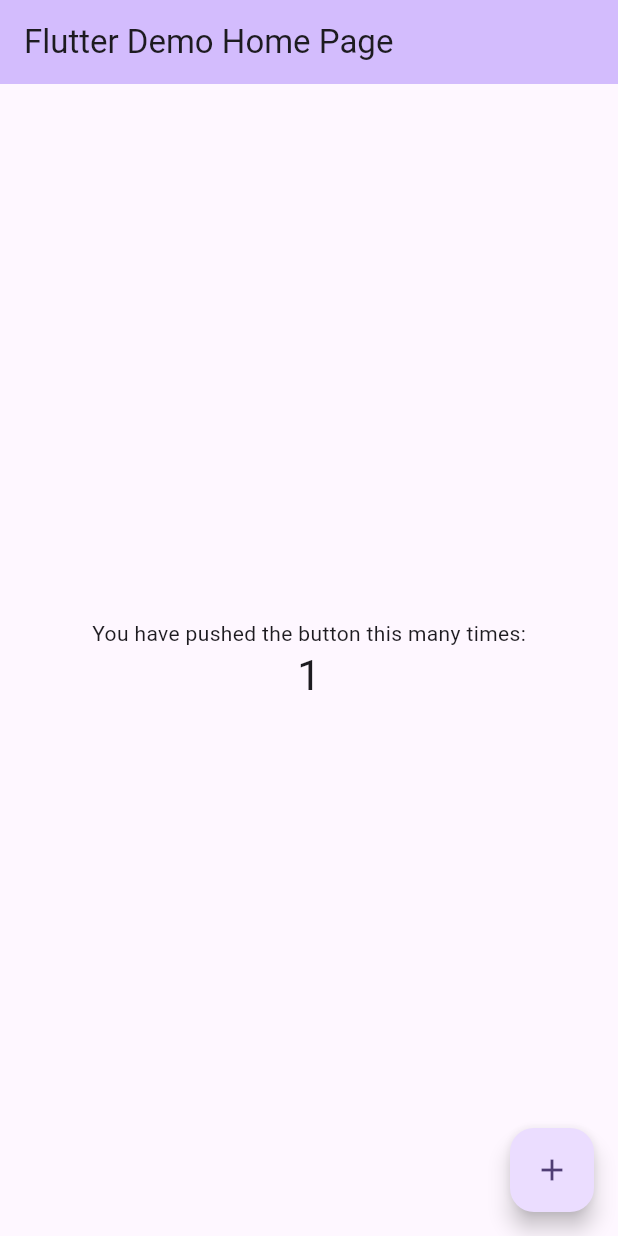
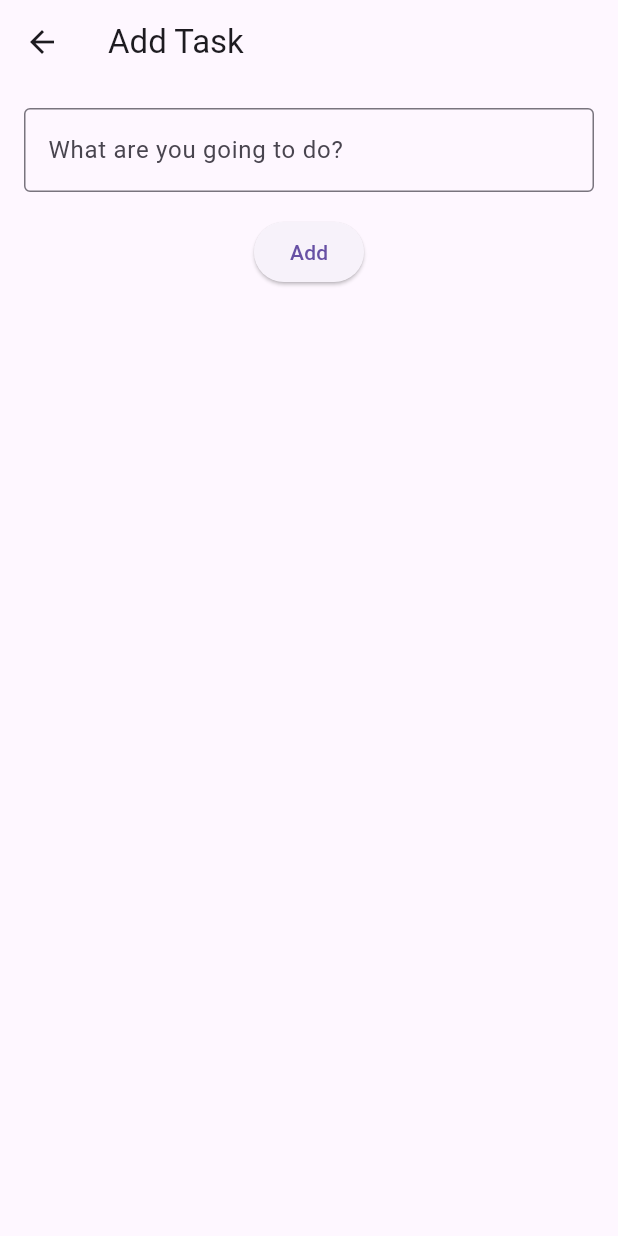
Before and after one commit to gu-tig333-ht24/gussjofle, a Flutter app: the screen it shows after launch, after a tap on the "add" icon, on a phone screen of 412 x 824 dp. Run offline on Flutter 3.47's test engine with Material 3 defaults, Android fonts, the phone set to English and light mode, and no system bars.

Commit message:
Ändringar för andra inlämningen

```diff
--- a/lib/main.dart
+++ b/lib/main.dart
@@ -7,119 +7,177 @@ void main() {
 class MyApp extends StatelessWidget {
   const MyApp({super.key});
 
-  // This widget is the root of your application.
   @override
   Widget build(BuildContext context) {
     return MaterialApp(
-      title: 'Flutter Demo',
+      title: 'To-Do List',
       theme: ThemeData(
-        // This is the theme of your application.
-        //
-        // TRY THIS: Try running your application with "flutter run". You'll see
-        // the application has a purple toolbar. Then, without quitting the app,
-        // try changing the seedColor in the colorScheme below to Colors.green
-        // and then invoke "hot reload" (save your changes or press the "hot
-        // reload" button in a Flutter-supported IDE, or press "r" if you used
-        // the command line to start the app).
-        //
-        // Notice that the counter didn't reset back to zero; the application
-        // state is not lost during the reload. To reset the state, use hot
-        // restart instead.
-        //
-        // This works for code too, not just values: Most code changes can be
-        // tested with just a hot reload.
-        colorScheme: ColorScheme.fromSeed(seedColor: Colors.deepPurple),
-        useMaterial3: true,
+        primarySwatch: Colors.blue,
       ),
-      home: const MyHomePage(title: 'Flutter Demo Home Page'),
+      home: const TodoListScreen(),
     );
   }
 }
 
-class MyHomePage extends StatefulWidget {
-  const MyHomePage({super.key, required this.title});
-
-  // This widget is the home page of your application. It is stateful, meaning
-  // that it has a State object (defined below) that contains fields that affect
-  // how it looks.
-
-  // This class is the configuration for the state. It holds the values (in this
-  // case the title) provided by the parent (in this case the App widget) and
-  // used by the build method of the State. Fields in a Widget subclass are
-  // always marked "final".
-
-  final String title;
+class TodoListScreen extends StatefulWidget {
+  const TodoListScreen({super.key});
 
   @override
-  State<MyHomePage> createState() => _MyHomePageState();
+  _TodoListScreenState createState() => _TodoListScreenState();
 }
 
-class _MyHomePageState extends State<MyHomePage> {
-  int _counter = 0;
+class Task {
+  String name;
+  bool isCompleted;
 
-  void _incrementCounter() {
+  Task(this.name, {this.isCompleted = false});
+}
+
+class _TodoListScreenState extends State<TodoListScreen> {
+  final List<Task> _tasks = [];
+  String _filter = 'All'; // Hantera filtreringen (All, Done, Undone)
+
+  void _addTask(String taskName) {
     setState(() {
-      // This call to setState tells the Flutter framework that something has
-      // changed in this State, which causes it to rerun the build method below
-      // so that the display can reflect the updated values. If we changed
-      // _counter without calling setState(), then the build method would not be
-      // called again, and so nothing would appear to happen.
-      _counter++;
+      _tasks.add(Task(taskName));
     });
+  }
+
+  void _toggleTaskCompletion(int index) {
+    setState(() {
+      _tasks[index].isCompleted = !_tasks[index].isCompleted;
+    });
+  }
+
+  void _deleteTask(int index) {
+    setState(() {
+      _tasks.removeAt(index);
+    });
+  }
+
+  List<Task> _getFilteredTasks() {
+    if (_filter == 'Done') {
+      return _tasks.where((task) => task.isCompleted).toList();
+    } else if (_filter == 'Undone') {
+      return _tasks.where((task) => !task.isCompleted).toList();
+    }
+    return _tasks; // Visa alla uppgifter
   }
 
   @override
   Widget build(BuildContext context) {
-    // This method is rerun every time setState is called, for instance as done
-    // by the _incrementCounter method above.
-    //
-    // The Flutter framework has been optimized to make rerunning build methods
-    // fast, so that you can just rebuild anything that needs updating rather
-    // than having to individually change instances of widgets.
     return Scaffold(
       appBar: AppBar(
-        // TRY THIS: Try changing the color here to a specific color (to
-        // Colors.amber, perhaps?) and trigger a hot reload to see the AppBar
-        // change color while the other colors stay the same.
-        backgroundColor: Theme.of(context).colorScheme.inversePrimary,
-        // Here we take the value from the MyHomePage object that was created by
-        // the App.build method, and use it to set our appbar title.
-        title: Text(widget.title),
+        title: const Text('To do'),
+        actions: [
+          IconButton(
+            icon: const Icon(Icons.add),
+            onPressed: () {
+              Navigator.push(
+                context,
+                MaterialPageRoute(
+                  builder: (context) => AddTaskScreen(onTaskAdded: _addTask),
+                ),
+              );
+            },
+          ),
+          PopupMenuButton<String>(
+            onSelected: (String result) {
+              setState(() {
+                _filter = result;
+              });
+            },
+            itemBuilder: (BuildContext context) => <PopupMenuEntry<String>>[
+              const PopupMenuItem<String>(
+                value: 'All',
+                child: Text('Show All'),
+              ),
+              const PopupMenuItem<String>(
+                value: 'Done',
+                child: Text('Show Done'),
+              ),
+              const PopupMenuItem<String>(
+                value: 'Undone',
+                child: Text('Show Undone'),
+              ),
+            ],
+          ),
+        ],
       ),
-      body: Center(
-        // Center is a layout widget. It takes a single child and positions it
-        // in the middle of the parent.
+      body: Column(
+        children: <Widget>[
+          Expanded(
+            child: ListView.builder(
+              itemCount: _getFilteredTasks().length,
+              itemBuilder: (context, index) {
+                final task = _getFilteredTasks()[index];
+                return ListTile(
+                  title: Text(
+                    task.name,
+                    style: TextStyle(
+                      decoration: task.isCompleted
+                          ? TextDecoration.lineThrough
+                          : TextDecoration.none,
+                    ),
+                  ),
+                  trailing: IconButton(
+                    icon: const Icon(Icons.delete),
+                    onPressed: () {
+                      _deleteTask(index);
+                    },
+                  ),
+                  leading: Checkbox(
+                    value: task.isCompleted,
+                    onChanged: (bool? value) {
+                      _toggleTaskCompletion(index);
+                    },
+                  ),
+                );
+              },
+            ),
+          ),
+        ],
+      ),
+    );
+  }
+}
+
+class AddTaskScreen extends StatelessWidget {
+  final Function(String) onTaskAdded;
+  final TextEditingController _controller = TextEditingController();
+
+  AddTaskScreen({super.key, required this.onTaskAdded});
+
+  @override
+  Widget build(BuildContext context) {
+    return Scaffold(
+      appBar: AppBar(
+        title: const Text('Add Task'),
+      ),
+      body: Padding(
+        padding: const EdgeInsets.all(16.0),
         child: Column(
-          // Column is also a layout widget. It takes a list of children and
-          // arranges them vertically. By default, it sizes itself to fit its
-          // children horizontally, and tries to be as tall as its parent.
-          //
-          // Column has various properties to control how it sizes itself and
-          // how it positions its children. Here we use mainAxisAlignment to
-          // center the children vertically; the main axis here is the vertical
-          // axis because Columns are vertical (the cross axis would be
-          // horizontal).
-          //
-          // TRY THIS: Invoke "debug painting" (choose the "Toggle Debug Paint"
-          // action in the IDE, or press "p" in the console), to see the
-          // wireframe for each widget.
-          mainAxisAlignment: MainAxisAlignment.center,
-          children: <Widget>[
-            const Text(
-              'You have pushed the button this many times:',
+          children: [
+            TextField(
+              controller: _controller,
+              decoration: const InputDecoration(
+                hintText: 'What are you going to do?',
+                border: OutlineInputBorder(),
+              ),
             ),
-            Text(
-              '$_counter',
-              style: Theme.of(context).textTheme.headlineMedium,
+            const SizedBox(height: 16),
+            ElevatedButton(
+              onPressed: () {
+                if (_controller.text.isNotEmpty) {
+                  onTaskAdded(_controller.text);
+                  Navigator.pop(context);
+                }
+              },
+              child: const Text('Add'),
             ),
           ],
         ),
       ),
-      floatingActionButton: FloatingActionButton(
-        onPressed: _incrementCounter,
-        tooltip: 'Increment',
-        child: const Icon(Icons.add),
-      ), // This trailing comma makes auto-formatting nicer for build methods.
     );
   }
 }
```
Also changed, not shown: pubspec.lock.
